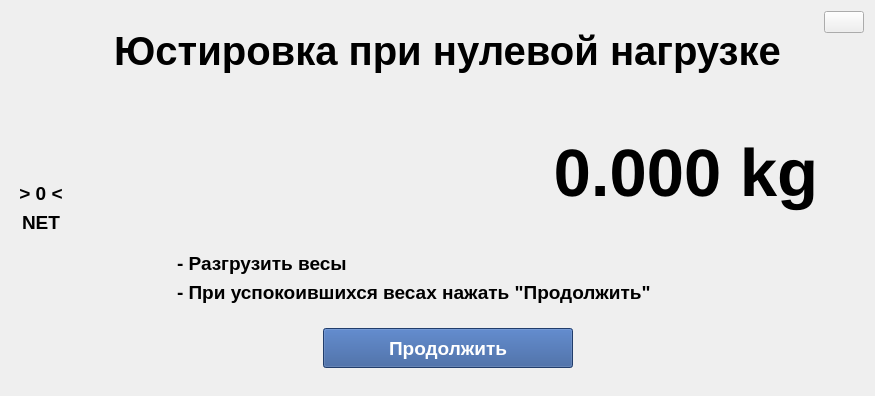
Old version of the form alignwidget.ui in the repository cyrillwork/MassaK.
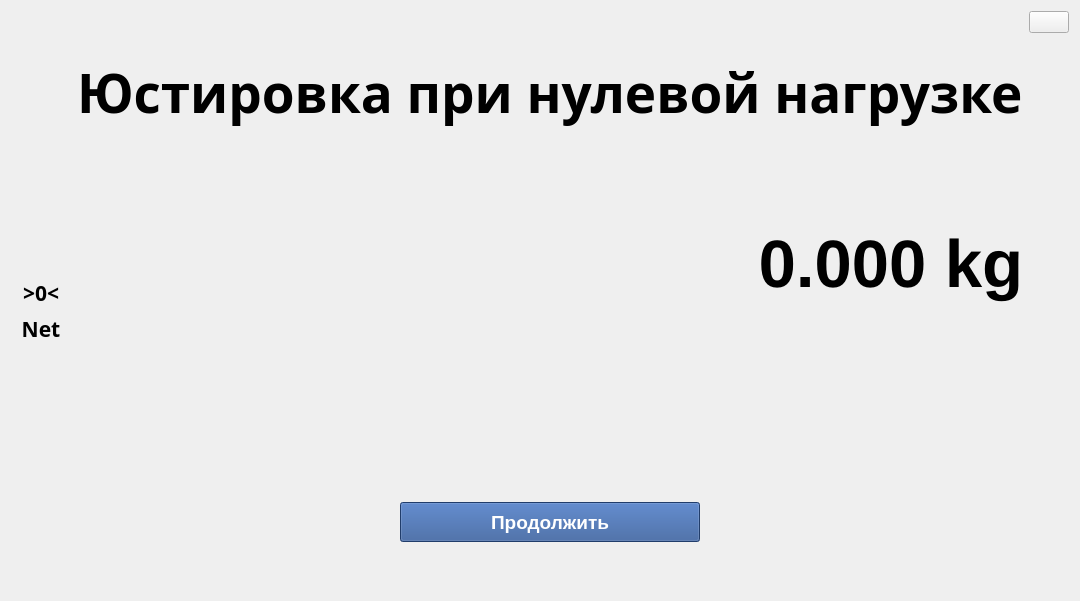
New version of the form.

What changed in the file:
```diff
--- a/alignwidget.ui
+++ b/alignwidget.ui
@@ -7,7 +7,7 @@
     <x>0</x>
     <y>0</y>
     <width>875</width>
-    <height>396</height>
+    <height>601</height>
    </rect>
   </property>
   <property name="windowTitle">
@@ -37,9 +37,6 @@
      </item>
      <item>
       <spacer name="verticalSpacer">
-       <property name="orientation">
-        <enum>Qt::Orientation::Vertical</enum>
-       </property>
        <property name="sizeHint" stdset="0">
         <size>
          <width>20</width>
@@ -50,14 +47,21 @@
      </item>
      <item>
       <widget class="QLabel" name="zeroLabel">
+       <property name="maximumSize">
+        <size>
+         <width>60</width>
+         <height>16777215</height>
+        </size>
+       </property>
        <property name="font">
         <font>
-         <pointsize>14</pointsize>
+         <family>Sans Serif</family>
+         <pointsize>16</pointsize>
          <bold>true</bold>
         </font>
        </property>
        <property name="text">
-        <string>&gt; 0 &lt;</string>
+        <string>&gt;0&lt;</string>
        </property>
        <property name="alignment">
         <set>Qt::AlignmentFlag::AlignCenter</set>
@@ -66,14 +70,21 @@
      </item>
      <item>
       <widget class="QLabel" name="netLabel">
+       <property name="maximumSize">
+        <size>
+         <width>60</width>
+         <height>16777215</height>
+        </size>
+       </property>
        <property name="font">
         <font>
-         <pointsize>14</pointsize>
+         <family>Sans Serif</family>
+         <pointsize>16</pointsize>
          <bold>true</bold>
         </font>
        </property>
        <property name="text">
-        <string>NET</string>
+        <string>Net</string>
        </property>
        <property name="alignment">
         <set>Qt::AlignmentFlag::AlignCenter</set>
@@ -82,9 +93,6 @@
      </item>
      <item>
       <spacer name="verticalSpacer_2">
-       <property name="orientation">
-        <enum>Qt::Orientation::Vertical</enum>
-       </property>
        <property name="sizeHint" stdset="0">
         <size>
          <width>20</width>
@@ -99,9 +107,6 @@
     <layout class="QVBoxLayout" name="verticalLayout">
      <item>
       <spacer name="verticalSpacer_10">
-       <property name="orientation">
-        <enum>Qt::Orientation::Vertical</enum>
-       </property>
        <property name="sizeHint" stdset="0">
         <size>
          <width>20</width>
@@ -114,7 +119,8 @@
       <widget class="QLabel" name="titleLabel">
        <property name="font">
         <font>
-         <pointsize>30</pointsize>
+         <family>Sans Serif</family>
+         <pointsize>40</pointsize>
          <bold>true</bold>
         </font>
        </property>
@@ -124,24 +130,8 @@
        <property name="text">
         <string>Юстировка при нулевой нагрузке</string>
        </property>
-       <property name="alignment">
-        <set>Qt::AlignmentFlag::AlignCenter</set>
-       </property>
       </widget>
      </item>
-     <item>
-      <spacer name="horizontalSpacer">
-       <property name="orientation">
-        <enum>Qt::Orientation::Horizontal</enum>
-       </property>
-       <property name="sizeHint" stdset="0">
-        <size>
-         <width>40</width>
-         <height>20</height>
-        </size>
-       </property>
-      </spacer>
-     </item>
      <item>
       <spacer name="verticalSpacer_3">
        <property name="orientation">
@@ -157,9 +147,6 @@
      </item>
      <item>
       <spacer name="verticalSpacer_9">
-       <property name="orientation">
-        <enum>Qt::Orientation::Vertical</enum>
-       </property>
        <property name="sizeHint" stdset="0">
         <size>
          <width>20</width>
@@ -199,9 +186,6 @@
      </item>
      <item>
       <spacer name="verticalSpacer_8">
-       <property name="orientation">
-        <enum>Qt::Orientation::Vertical</enum>
-       </property>
        <property name="sizeHint" stdset="0">
         <size>
          <width>20</width>
@@ -212,8 +196,11 @@
      </item>
      <item>
       <layout class="QVBoxLayout" name="verticalLayout_4">
+       <property name="spacing">
+        <number>3</number>
+       </property>
        <property name="leftMargin">
-        <number>100</number>
+        <number>50</number>
        </property>
        <item>
         <widget class="QLabel" name="w_clbLabel">
@@ -224,7 +211,7 @@
           </font>
          </property>
          <property name="text">
-          <string>- Разгрузить весы</string>
+          <string>                       </string>
          </property>
         </widget>
        </item>
@@ -237,7 +224,7 @@
           </font>
          </property>
          <property name="text">
-          <string>- При успокоившихся весах нажать &quot;Продолжить&quot;</string>
+          <string>                       </string>
          </property>
          <property name="margin">
           <number>0</number>
@@ -248,9 +235,6 @@
      </item>
      <item>
       <spacer name="verticalSpacer_7">
-       <property name="orientation">
-        <enum>Qt::Orientation::Vertical</enum>
-       </property>
        <property name="sizeHint" stdset="0">
         <size>
          <width>20</width>
@@ -263,9 +247,6 @@
       <layout class="QHBoxLayout" name="horizontalLayout_2">
        <item>
         <spacer name="horizontalSpacer_2">
-         <property name="orientation">
-          <enum>Qt::Orientation::Horizontal</enum>
-         </property>
          <property name="sizeHint" stdset="0">
           <size>
            <width>40</width>
@@ -304,9 +285,6 @@
        </item>
        <item>
         <spacer name="horizontalSpacer_3">
-         <property name="orientation">
-          <enum>Qt::Orientation::Horizontal</enum>
-         </property>
          <property name="sizeHint" stdset="0">
           <size>
            <width>40</width>
@@ -319,9 +297,6 @@
      </item>
      <item>
       <spacer name="verticalSpacer_6">
-       <property name="orientation">
-        <enum>Qt::Orientation::Vertical</enum>
-       </property>
        <property name="sizeHint" stdset="0">
         <size>
          <width>20</width>
@@ -336,6 +311,9 @@
     <layout class="QVBoxLayout" name="verticalLayout_3">
      <item>
       <widget class="QPushButton" name="closeButton">
+       <property name="layoutDirection">
+        <enum>Qt::RightToLeft</enum>
+       </property>
        <property name="text">
         <string/>
        </property>
@@ -343,8 +321,18 @@
      </item>
      <item>
       <spacer name="verticalSpacer_4">
+       <property name="sizeHint" stdset="0">
+        <size>
+         <width>20</width>
+         <height>40</height>
+        </size>
+       </property>
+      </spacer>
+     </item>
+     <item>
+      <spacer name="verticalSpacer_11">
        <property name="orientation">
-        <enum>Qt::Orientation::Vertical</enum>
+        <enum>Qt::Vertical</enum>
        </property>
        <property name="sizeHint" stdset="0">
         <size>
```
Left out of the diff: 12 changed lines with no effect on the pictures.
